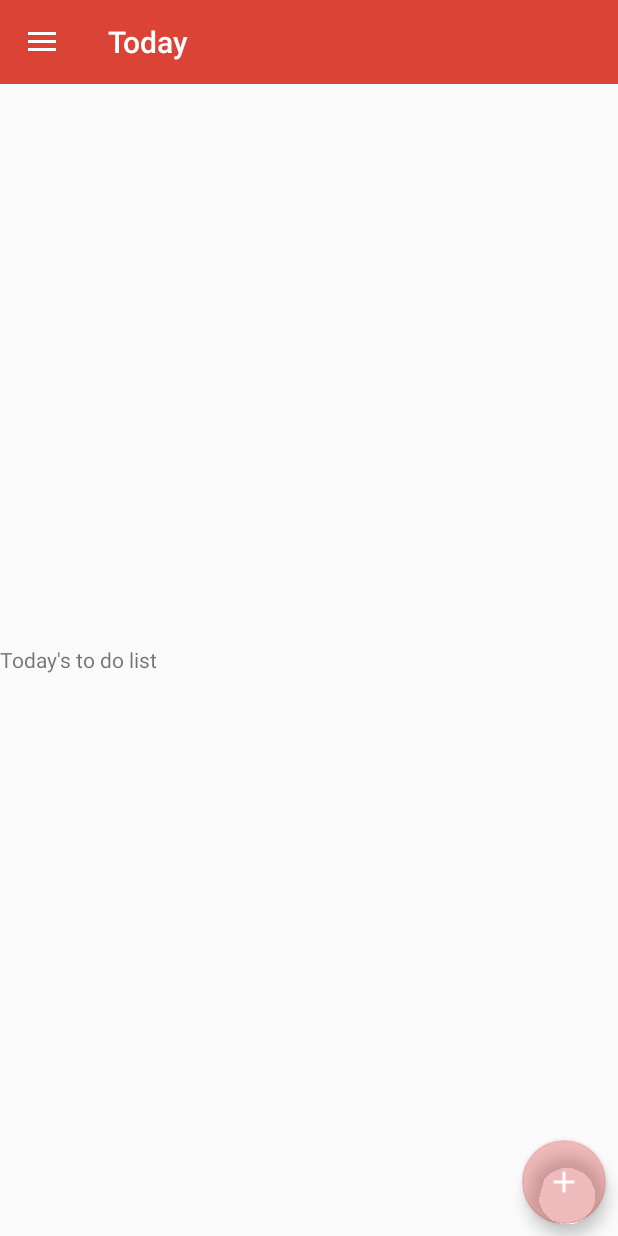
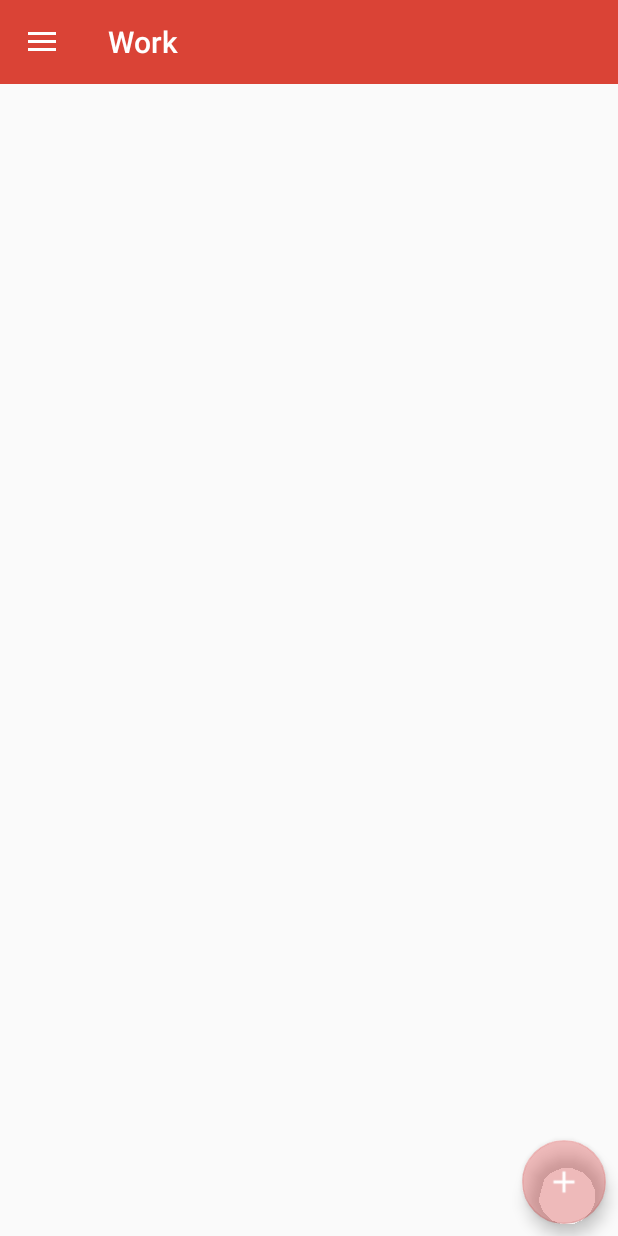
Before and after one commit to himanshuamoli/Personal-to-do-list, an Android app: the screen it shows after launch (MainActivity), on a phone screen of 412 x 824 dp. Run offline under Robolectric (Android 15) with nearby library versions, the phone set to English and light mode, and no system bars; libraries missing offline, so code that uses them is left out: com.afollestad.materialdialogs, com.github.clans.fab; plain views replace FloatingActionButton; 6 statements that could not run were skipped.

```diff
--- a/app/build.gradle
+++ b/app/build.gradle
@@ -26,5 +26,7 @@ dependencies {
     compile 'com.github.clans:fab:1.6.3'
     compile 'com.google.android.gms:play-services:8.4.0'
     compile('com.github.afollestad.material-dialogs:core:0.8.5.8@aar')
+    compile 'com.android.support:cardview-v7:23.1.1'
+    compile 'com.android.support:recyclerview-v7:23.1.1'
 
 }
--- a/app/src/main/java/com/amoli/personalto_dolist/MainActivity.java
+++ b/app/src/main/java/com/amoli/personalto_dolist/MainActivity.java
@@ -6,7 +6,9 @@ import android.app.ActionBar;
 
 import com.afollestad.materialdialogs.MaterialDialog;
 import com.amoli.personalto_dolist.fragments.DatePicker;
+import com.amoli.personalto_dolist.fragments.Meeting;
 import com.amoli.personalto_dolist.fragments.TimePicker;
+import com.amoli.personalto_dolist.fragments.Work;
 import com.github.clans.fab.FloatingActionButton;
 
 import android.location.LocationManager;
@@ -48,7 +50,7 @@ import com.google.android.gms.maps.model.LatLngBounds;
 import java.sql.Time;
 
 public class MainActivity extends AppCompatActivity {
-
+    int flag=0;
     MyDatabase database;
     FloatingActionButton fab,fabdone;
     Toolbar toolbar;
@@ -113,6 +115,11 @@ public class MainActivity extends AppCompatActivity {
             public void onClick(View v) {
                 slidrawer.animateOpen() ;
                 pl=null;
+                title.setText("");
+                desc.setText("");
+                date.setText("Date");
+                time.setText("Time");;
+                location.setText("Pick a Location");
                 DatePicker.year=null;
                 DatePicker.day=null;
                 DatePicker.month=null;
@@ -120,6 +127,7 @@ public class MainActivity extends AppCompatActivity {
                 TimePicker.minute=null;
                 DatePicker.date=null;
                 TimePicker.time=null;
+                flag=1;
 
             }
         });
@@ -138,6 +146,7 @@ public class MainActivity extends AppCompatActivity {
 
                 else {
                     slidrawer.animateClose();
+                    flag=0;
                     database.insertData(title.getText().toString(),desc.getText().toString(),cate,pl,DatePicker.date,TimePicker.time);
                 }
             }
@@ -145,7 +154,7 @@ public class MainActivity extends AppCompatActivity {
 
         //Default fragment
         FragmentManager fragmentManager = getSupportFragmentManager();
-        fragmentManager.beginTransaction().replace(R.id.flContent, new Today()).commit();
+        fragmentManager.beginTransaction().replace(R.id.flContent, new Work()).commit();
         nvDrawer.getMenu().getItem(0).setChecked(true);
         setTitle(nvDrawer.getMenu().getItem(0).getTitle());
 
@@ -241,16 +250,13 @@ public class MainActivity extends AppCompatActivity {
         Fragment fragment = null;
         Class fragmentClass;
         switch(menuItem.getItemId()) {
-            case R.id.today:
-                fragment =new Today();
+            case R.id.work:
+                fragment =new Work();
                 break;
             case R.id.meeting:
+                fragment=new Meeting();
+                break;
 
-                break;
-            case R.id.work:
-
-                break;
-            default:
 
         }
 
@@ -290,5 +296,16 @@ public class MainActivity extends AppCompatActivity {
         super.onPostCreate(state);
     }
 
+    @Override
+    public void onBackPressed() {
+          if(flag==1) {
+              slidrawer.animateClose();
+              flag=0;
+          }
+          else
+              super.onBackPressed();
+
+    }
+
 
 }
--- a/app/src/main/res/layout/activity_main.xml
+++ b/app/src/main/res/layout/activity_main.xml
@@ -22,15 +22,23 @@
             android:background="?attr/colorPrimaryDark">
         </android.support.v7.widget.Toolbar>
 
+
         <!-- The main content view where fragments are loaded -->
         <FrameLayout
             android:id="@+id/f2Content"
             android:layout_width="match_parent"
             android:layout_height="match_parent">
+
         <FrameLayout
             android:id="@+id/flContent"
             android:layout_width="match_parent"
             android:layout_height="match_parent">
+
+
+
+
+            </FrameLayout>
+
 
             <com.github.clans.fab.FloatingActionButton
                 android:id="@+id/fab"
@@ -43,9 +51,6 @@
                 fab:fab_colorNormal="@color/app_primary"
                 fab:fab_colorPressed="@color/app_primary_pressed"
                 fab:fab_colorRipple="@color/app_ripple"/>
-            </FrameLayout>
-
-
             <SlidingDrawer
                 android:id="@+id/slidingDrawer"
                 android:layout_width="match_parent"
@@ -80,7 +85,6 @@
                         android:layout_gravity= "bottom|right"
                         android:layout_marginBottom="8dp"
                         android:layout_marginRight="8dp"
-
                         android:src="@drawable/ic_done"
                         fab:fab_colorNormal="@color/app_primary"
                         fab:fab_colorPressed="@color/app_primary_pressed"
@@ -137,7 +141,7 @@
                             android:id="@+id/time"
                             android:layout_width="wrap_content"
                             android:layout_height="wrap_content"
-                            android:layout_marginLeft="200dp"
+                            android:layout_marginLeft="230dp"
                             android:text="Time"/>
 
                     </RelativeLayout>
--- a/app/src/main/res/layout/fragment_today.xml
+++ b/app/src/main/res/layout/fragment_today.xml
@@ -1,12 +1,20 @@
 <LinearLayout xmlns:android="http://schemas.android.com/apk/res/android"
-    xmlns:tools="http://schemas.android.com/tools" android:layout_width="match_parent"
+    xmlns:tools="http://schemas.android.com/tools"
+    android:layout_width="match_parent"
     android:layout_height="match_parent"
+    xmlns:app="http://schemas.android.com/apk/res-auto"
     tools:context="com.amoli.personalto_dolist.fragments.Today">
 
     <!-- TODO: Update blank fragment layout -->
-    <TextView android:layout_width="match_parent" android:layout_height="match_parent"
-        android:text="Today's to do list"
-        android:gravity="center_vertical"/>
+    <android.support.v7.widget.RecyclerView
+
+        android:id="@+id/recyclerView"
+        android:layout_height="match_parent"
+        android:layout_width="match_parent"
+
+        app:layout_behavior="@string/appbar_scrolling_view_behavior">
+
+    </android.support.v7.widget.RecyclerView>
 
 
 
--- a/app/src/main/res/menu/drawer.xml
+++ b/app/src/main/res/menu/drawer.xml
@@ -2,17 +2,14 @@
 <menu xmlns:android="http://schemas.android.com/apk/res/android">
     <group android:checkableBehavior="single">
         <item
-            android:id="@+id/today"
+            android:id="@+id/work"
             android:icon="@drawable/circle"
-            android:title="Today" />
+            android:title="Work" />
         <item
             android:id="@+id/meeting"
             android:icon="@drawable/circle"
             android:title="Meeting" />
-        <item
-            android:id="@+id/work"
-            android:icon="@drawable/circle"
-            android:title="Work" />
+
     </group>
 
 </menu>
```
Also changed, not shown: 1 other file.
